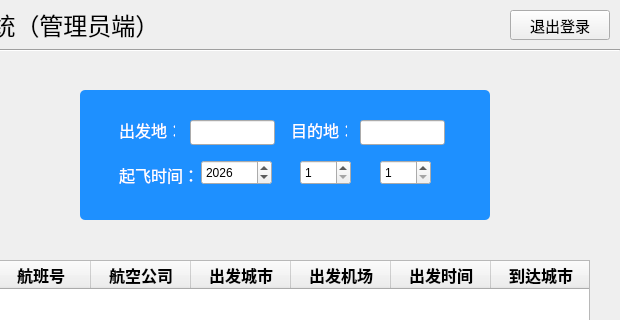
ImmortalWatcher/Flient_Management, file AdminMainWindow.ui: the form before one commit; both pictures show x 180 to 800 and y 0 to 320 of the 800 by 600 pixel window.
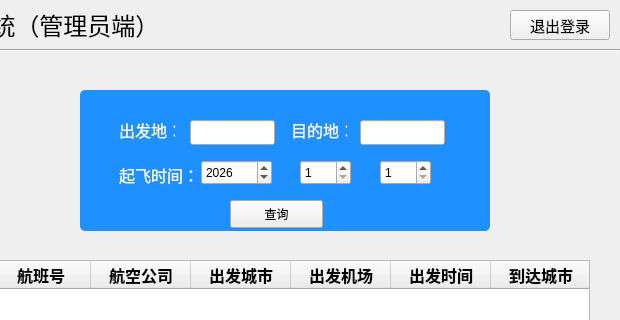
The form after the commit. The open tabs and pages were chosen to show the change. Icons and pictures are not drawn.

Commit message: 管理员航班查询ui

```diff
--- a/AdminMainWindow.ui
+++ b/AdminMainWindow.ui
@@ -272,7 +272,7 @@
         <x>110</x>
         <y>40</y>
         <width>410</width>
-        <height>130</height>
+        <height>141</height>
        </rect>
       </property>
       <property name="styleSheet">
@@ -418,6 +418,19 @@
         </rect>
        </property>
       </widget>
+      <widget class="QPushButton" name="pushButton">
+       <property name="geometry">
+        <rect>
+         <x>150</x>
+         <y>110</y>
+         <width>93</width>
+         <height>28</height>
+        </rect>
+       </property>
+       <property name="text">
+        <string>查询</string>
+       </property>
+      </widget>
      </widget>
      <widget class="QTableWidget" name="flightTable">
       <property name="geometry">
```
Left out of the diff: 2 changed lines with no effect on the pictures. The commit also changes 2 other files.
